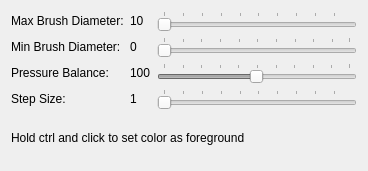
Above: designer/PencilOptionsWidgetUi.ui from skitzycat/beedraw before the change. Below: the same form after it.
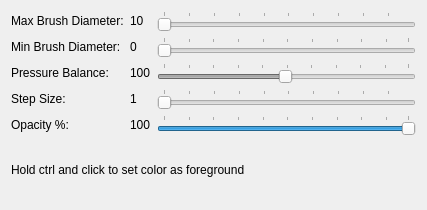
That is the form after the change.

Commit message: continued to move more over to PIL images, opacity now works for pencil tool

Patch:
```diff
--- a/designer/PencilOptionsWidgetUi.ui
+++ b/designer/PencilOptionsWidgetUi.ui
@@ -5,8 +5,8 @@
    <rect>
     <x>0</x>
     <y>0</y>
-    <width>368</width>
-    <height>171</height>
+    <width>427</width>
+    <height>210</height>
    </rect>
   </property>
   <property name="windowTitle" >
@@ -138,6 +138,39 @@
        </property>
       </widget>
      </item>
+     <item row="4" column="0" >
+      <widget class="QLabel" name="label_6" >
+       <property name="text" >
+        <string>Opacity %:</string>
+       </property>
+      </widget>
+     </item>
+     <item row="4" column="1" >
+      <widget class="QLabel" name="opacitydisplay" >
+       <property name="text" >
+        <string>100</string>
+       </property>
+      </widget>
+     </item>
+     <item row="4" column="2" >
+      <widget class="QSlider" name="opacity" >
+       <property name="minimum" >
+        <number>1</number>
+       </property>
+       <property name="maximum" >
+        <number>100</number>
+       </property>
+       <property name="sliderPosition" >
+        <number>100</number>
+       </property>
+       <property name="orientation" >
+        <enum>Qt::Horizontal</enum>
+       </property>
+       <property name="tickPosition" >
+        <enum>QSlider::TicksAbove</enum>
+       </property>
+      </widget>
+     </item>
     </layout>
    </item>
    <item>
```
Left out of the diff: 16 changed lines with no effect on the pictures. The commit also changes 4 other files.
